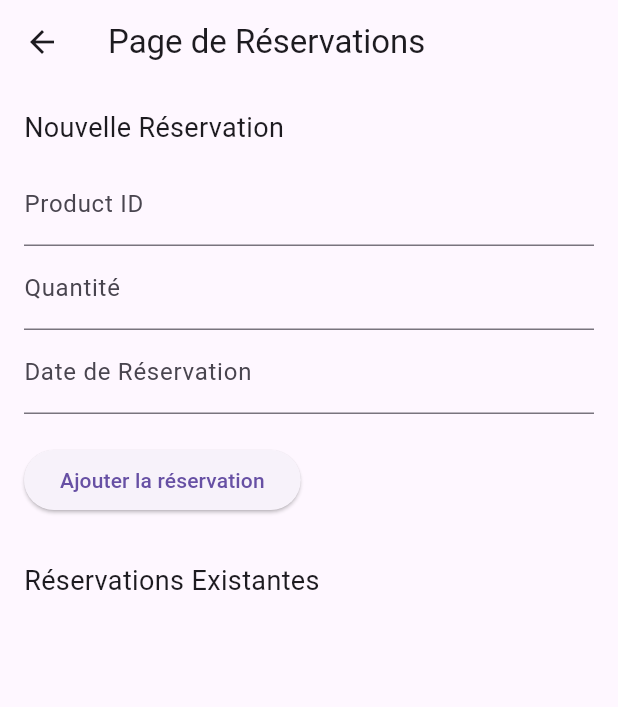
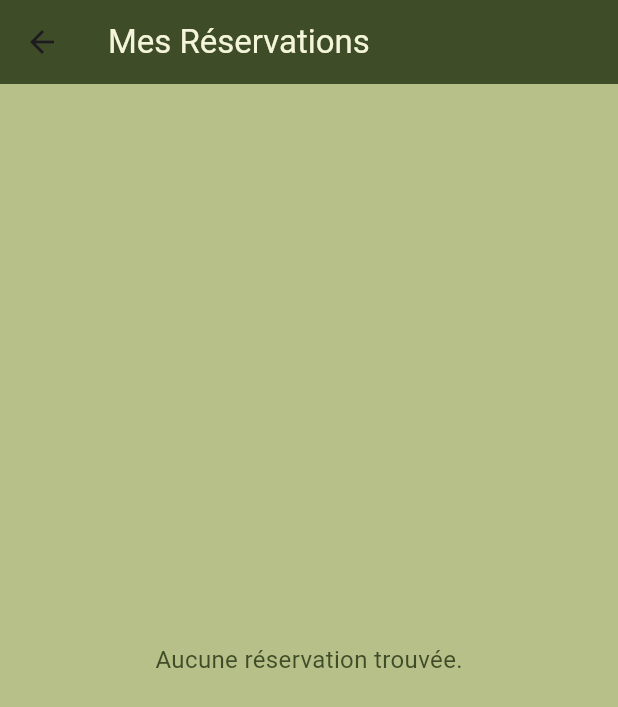
Before and after one commit to romaink30/flutter_app_supabase, a Flutter app: the ReservationsPage screen opened directly, on a phone screen of 412 x 824 dp. Shown: the top 707 px of the screen. Run offline on Flutter 3.47's test engine with Material 3 defaults, Android fonts, the phone set to English and light mode, and no system bars; our stand-ins replace supabase_flutter; accounts and stored records are empty.

Commit message:
:art: Implemented page "Mes réservations"

```diff
--- a/lib/pages/CartPage.dart
+++ b/lib/pages/CartPage.dart
@@ -26,7 +26,7 @@ class _CartPageState extends State<CartPage> {
         };
       }).toList();
 
-      final response = await Supabase.instance.client.from('reservations').insert(reservations).select().single();
+      final response = await Supabase.instance.client.from('reservations').insert(reservations).select();
       setState(() {
         GlobalCart.items.clear();
       });
--- a/lib/pages/ReservationsPage.dart
+++ b/lib/pages/ReservationsPage.dart
@@ -1,18 +1,25 @@
 import 'package:flutter/material.dart';
 import 'package:supabase_flutter/supabase_flutter.dart';
+import 'package:intl/intl.dart';
 
 class ReservationsPage extends StatefulWidget {
+  const ReservationsPage({super.key});
+
   @override
   _ReservationsPageState createState() => _ReservationsPageState();
 }
 
 class _ReservationsPageState extends State<ReservationsPage> {
   final SupabaseClient supabase = Supabase.instance.client;
+  List<Map<String, dynamic>> _reservations = [];
 
-  List<Map<String, dynamic>> _reservations = [];
-  final TextEditingController _productController = TextEditingController();
-  final TextEditingController _quantityController = TextEditingController();
-  final TextEditingController _dateController = TextEditingController();
+  final Map<String, String> productNames = {
+    '1': 'Blonde',
+    '2': 'Brune',
+    '3': 'IPA',
+    '4': 'Whiskey',
+    '5': 'GIN',
+  };
 
   @override
   void initState() {
@@ -21,9 +28,13 @@ class _ReservationsPageState extends State<ReservationsPage> {
   }
 
   Future<void> _fetchReservations() async {
+    final userId = supabase.auth.currentUser?.id;
+    if (userId == null) return;
+
     final data = await supabase
-        .from('réservations')
-        .select()
+        .from('reservations')
+        .select('quantity, reservation_date, status, product_id, price')
+        .eq('user_id', userId)
         .order('created_at', ascending: false);
 
     setState(() {
@@ -31,84 +42,80 @@ class _ReservationsPageState extends State<ReservationsPage> {
     });
   }
 
-  Future<void> _addReservation() async {
-    final productId = _productController.text;
-    final quantity = int.tryParse(_quantityController.text) ?? 1;
-    final reservationDate = _dateController.text;
-
-    if (productId.isEmpty || reservationDate.isEmpty) {
-      return;
-    }
-
-    await supabase.from('réservations').insert([
-      {
-        'product_id': productId,
-        'quantity': quantity,
-        'reservation_date': reservationDate,
-        'status': 'pending',
-        'user_id': 'user-id-placeholder',
-      }
-    ]);
-
-    _fetchReservations();
-    _productController.clear();
-    _quantityController.clear();
-    _dateController.clear();
+  String formatDate(String isoDate) {
+    final dateTime = DateTime.parse(isoDate);
+    return DateFormat('dd-MM-yyyy HH:mm:ss').format(dateTime);
   }
 
   @override
   Widget build(BuildContext context) {
     return Scaffold(
+      backgroundColor: const Color.fromARGB(255, 184, 192, 137),
       appBar: AppBar(
-        title: const Text('Page de Réservations'),
+        backgroundColor: const Color(0xFF3E4C28),
+        title: const Text('Mes Réservations', style: TextStyle(color: Color(0xFFF5F5DC))),
       ),
       body: Padding(
-        padding: const EdgeInsets.all(16.0),
-        child: Column(
-          crossAxisAlignment: CrossAxisAlignment.start,
-          children: [
-            const Text('Nouvelle Réservation', style: TextStyle(fontSize: 18)),
-            const SizedBox(height: 10),
-            TextField(
-              controller: _productController,
-              decoration: const InputDecoration(labelText: 'Product ID'),
-            ),
-            TextField(
-              controller: _quantityController,
-              decoration: const InputDecoration(labelText: 'Quantité'),
-              keyboardType: TextInputType.number,
-            ),
-            TextField(
-              controller: _dateController,
-              decoration: const InputDecoration(labelText: 'Date de Réservation'),
-              keyboardType: TextInputType.datetime,
-            ),
-            const SizedBox(height: 20),
-            ElevatedButton(
-              onPressed: _addReservation,
-              child: const Text('Ajouter la réservation'),
-            ),
-            const SizedBox(height: 30),
-            const Text('Réservations Existantes', style: TextStyle(fontSize: 18)),
-            Expanded(
-              child: ListView.builder(
+        padding: const EdgeInsets.all(16),
+        child: _reservations.isEmpty
+            ? const Center(
+                child: Text('Aucune réservation trouvée.',
+                    style: TextStyle(fontSize: 16, color: Color(0xFF3E4C28))),
+              )
+            : ListView.builder(
                 itemCount: _reservations.length,
                 itemBuilder: (context, index) {
-                  final reservation = _reservations[index];
+                  final r = _reservations[index];
+
+                  final productName = productNames[r['product_id'].toString()] ?? 'Produit non trouvé';
+
                   return Card(
-                    margin: const EdgeInsets.symmetric(vertical: 8),
-                    child: ListTile(
-                      title: Text('Produit: ${reservation['product_id']}'),
-                      subtitle: Text(
-                          'Quantité: ${reservation['quantity']} - Date: ${reservation['reservation_date']}'),
-                      trailing: Text(reservation['status']),
+                    color: const Color(0xFF3E4C28),
+                    shape: RoundedRectangleBorder(borderRadius: BorderRadius.circular(16)),
+                    margin: const EdgeInsets.symmetric(vertical: 10),
+                    child: Padding(
+                      padding: const EdgeInsets.all(16),
+                      child: Column(
+                        crossAxisAlignment: CrossAxisAlignment.start,
+                        children: [
+                          Text('Produit : $productName',
+                              style: const TextStyle(
+                                  fontSize: 18,
+                                  fontWeight: FontWeight.bold,
+                                  color: Color(0xFFF5F5DC))),
+                          const SizedBox(height: 8),
+                          Text('Quantité : ${r['quantity']}',
+                              style: const TextStyle(color: Color(0xFFEDEBD0))),
+                          Text('Date : ${formatDate(r['reservation_date'])}',
+                              style: const TextStyle(color: Color(0xFFEDEBD0))),
+                          if (r['price'] != null)
+                            Text('Prix : ${r['price'].toStringAsFixed(2)} €',
+                                style: const TextStyle(color: Color(0xFFC28840))),
+                          const SizedBox(height: 8),
+                          Row(
+                            mainAxisAlignment: MainAxisAlignment.end,
+                            children: [
+                              Container(
+                                padding: const EdgeInsets.symmetric(horizontal: 12, vertical: 6),
+                                decoration: BoxDecoration(
+                                  color: (r['status'] == 'en attente')
+                                      ? Colors.orange
+                                      : Colors.green,
+                                  borderRadius: BorderRadius.circular(12),
+                                ),
+                                child: Text(
+                                  r['status'],
+                                  style: const TextStyle(color: Colors.white),
+                                ),
+                              ),
+                            ],
+                          )
+                        ],
+                      ),
                     ),
                   );
                 },
               ),
-            ),
-          ],
-        ),
       ),
     );
   }
--- a/lib/pages/home_page.dart
+++ b/lib/pages/home_page.dart
@@ -121,7 +121,7 @@ class _HomePageState extends State<HomePage> {
             BottomNavigationBarItem(icon: Icon(Icons.home), label: 'Accueil'),
             BottomNavigationBarItem(icon: Icon(Icons.shop), label: 'Produits'),
             BottomNavigationBarItem(icon: Icon(Icons.shopping_cart), label: 'Panier'),
-            BottomNavigationBarItem(icon: Icon(Icons.bookmark), label: 'Réservations'),
+            BottomNavigationBarItem(icon: Icon(Icons.bookmark), label: 'Mes réservations'),
             BottomNavigationBarItem(icon: Icon(Icons.person), label: 'Profil'),
           ],
         ),
--- a/pubspec.yaml
+++ b/pubspec.yaml
@@ -22,6 +22,8 @@ dependencies:
   path_provider: ^2.0.0
   logger: ^2.5.0
   postgrest: ^2.4.1
+  intl: ^0.18.1
+
 
 
 
```
Also changed, not shown: pubspec.lock.
